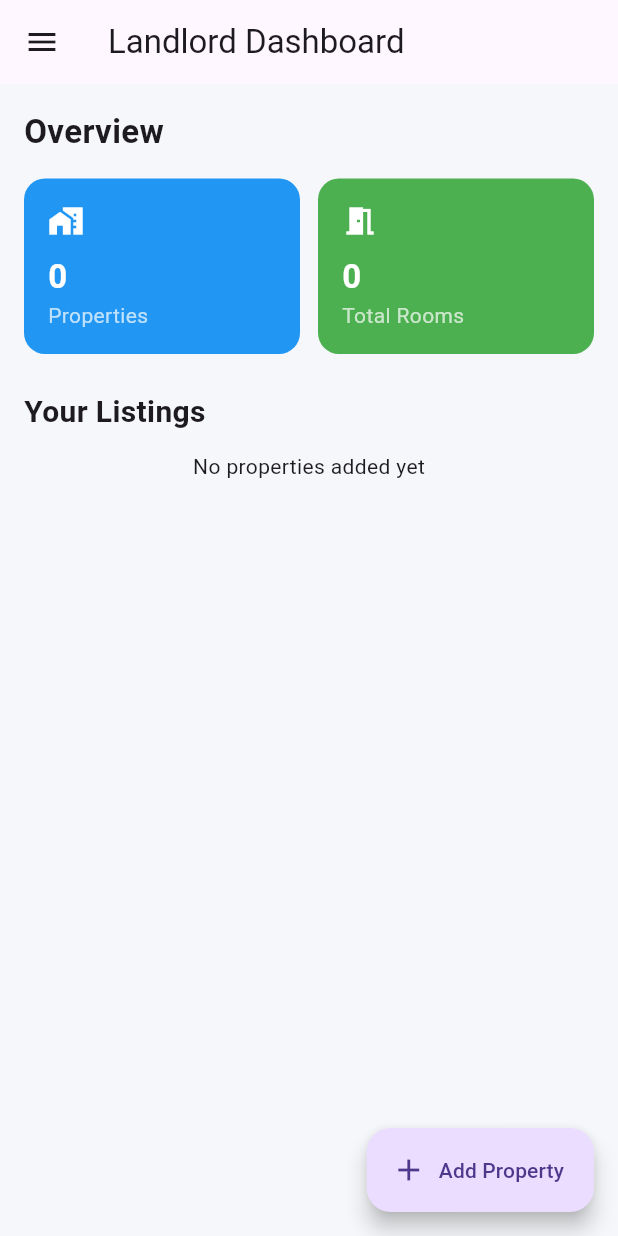
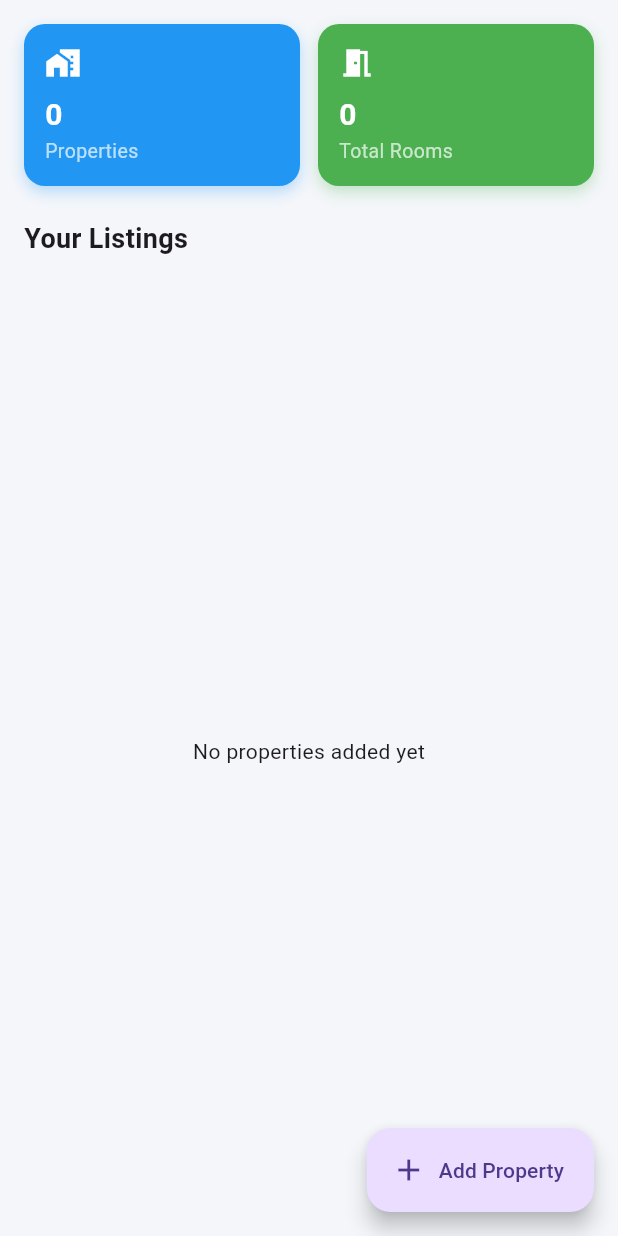
Before and after one commit to JANE-dot978/StudentsAccomodation, a Flutter app: the PropertyScreen screen opened directly, on a phone screen of 412 x 824 dp. Run offline on Flutter 3.47's test engine with Material 3 defaults, Android fonts, the phone set to English and light mode, and no system bars; our stand-ins replace carousel_slider, cloud_firestore, firebase_auth, firebase_core, image_picker; accounts and stored records are empty.

Commit message:
updated property screen and removed the side bar icon since the general dashboard already has it

```diff
--- a/lib/screens/landlord/property_screen.dart
+++ b/lib/screens/landlord/property_screen.dart
@@ -16,55 +16,23 @@ class PropertyScreen extends StatelessWidget {
     final user = authProvider.user;
 
     if (user == null) {
-      return const Scaffold(
-        body: Center(child: CircularProgressIndicator()),
-      );
+      return const Center(child: CircularProgressIndicator());
     }
 
     final landlordId = user.uid;
 
     return Scaffold(
-      backgroundColor: const Color(0xFFF5F7FA),
+      backgroundColor: const Color(0xFFF4F6FA),
 
-      // 🔹 APP BAR
-      appBar: AppBar(
-        title: const Text("Landlord Dashboard"),
-        elevation: 0,
-      ),
+      // ❌ NO drawer here
+      // ❌ NO appBar here (comes from dashboard)
 
-      // 🔹 SIDE BAR
-      drawer: Drawer(
-        child: Column(
-          children: [
-            UserAccountsDrawerHeader(
-              accountName: const Text("Landlord"),
-              accountEmail: Text(user.email ?? ""),
-              currentAccountPicture: const CircleAvatar(
-                child: Icon(Icons.person, size: 30),
-              ),
-            ),
-            _drawerItem(Icons.home, "My Properties", () {
-              Navigator.pop(context);
-            }),
-            _drawerItem(Icons.analytics, "Reports", () {}),
-            _drawerItem(Icons.book_online, "Bookings", () {}),
-            _drawerItem(Icons.settings, "Settings", () {}),
-            const Divider(),
-            _drawerItem(Icons.logout, "Logout", () {
-              authProvider.logout();
-            }),
-          ],
-        ),
-      ),
-
-      // 🔹 ADD PROPERTY BUTTON
       floatingActionButton: FloatingActionButton.extended(
         onPressed: () => Navigator.pushNamed(context, '/add-hostel'),
         icon: const Icon(Icons.add),
         label: const Text("Add Property"),
       ),
 
-      // 🔹 BODY
       body: StreamBuilder<List<HostelModel>>(
         stream: hostelProvider.getLandlordHostels(landlordId),
         builder: (context, snapshot) {
@@ -74,21 +42,13 @@ class PropertyScreen extends StatelessWidget {
 
           final hostels = snapshot.data!;
 
-          return SingleChildScrollView(
+          return CustomScrollView(
+            slivers: [
+              /// 🔹 DASHBOARD SUMMARY CARDS
+              SliverToBoxAdapter(
+                child: Padding(
                   padding: const EdgeInsets.all(16),
-            child: Column(
-              crossAxisAlignment: CrossAxisAlignment.start,
-              children: [
-
-                // 🔹 DASHBOARD TITLE
-                const Text(
-                  "Overview",
-                  style: TextStyle(fontSize: 22, fontWeight: FontWeight.bold),
-                ),
-                const SizedBox(height: 16),
-
-                // 🔹 SUMMARY CARDS
-                Row(
+                  child: Row(
                     children: [
                       Expanded(
                         child: _dashboardCard(
@@ -111,28 +71,35 @@ class PropertyScreen extends StatelessWidget {
                       ),
                     ],
                   ),
+                ),
+              ),
 
-                const SizedBox(height: 24),
+              /// 🔹 LIST TITLE
+              const SliverToBoxAdapter(
+                child: Padding(
+                  padding: EdgeInsets.symmetric(horizontal: 16, vertical: 6),
+                  child: Text(
+                    "Your Listings",
+                    style: TextStyle(
+                        fontSize: 18, fontWeight: FontWeight.bold),
+                  ),
+                ),
+              ),
 
-                // 🔹 PROPERTY SECTION TITLE
-                const Text(
-                  "Your Listings",
-                  style: TextStyle(fontSize: 20, fontWeight: FontWeight.bold),
-                ),
-                const SizedBox(height: 12),
-
-                // 🔹 PROPERTIES LIST
-                if (hostels.isEmpty)
-                  const Center(child: Text("No properties added yet"))
-                else
-                  ListView.builder(
-                    shrinkWrap: true,
-                    physics: const NeverScrollableScrollPhysics(),
-                    itemCount: hostels.length,
-                    itemBuilder: (context, index) {
+              /// 🔹 PROPERTIES LIST
+              hostels.isEmpty
+                  ? const SliverFillRemaining(
+                      child: Center(child: Text("No properties added yet")),
+                    )
+                  : SliverList(
+                      delegate: SliverChildBuilderDelegate(
+                        (context, index) {
                           final hostel = hostels[index];
 
-                      return StyledHostelCard(
+                          return Padding(
+                            padding:
+                                const EdgeInsets.symmetric(horizontal: 12),
+                            child: StyledHostelCard(
                               hostel: hostel,
                               onEdit: () {
                                 Navigator.pushNamed(
@@ -142,20 +109,44 @@ class PropertyScreen extends StatelessWidget {
                                 );
                               },
                               onDelete: () async {
-                          await hostelProvider.deleteHostel(hostel.id);
-                        },
-                      );
-                    },
+                                final confirm = await showDialog<bool>(
+                                  context: context,
+                                  builder: (_) => AlertDialog(
+                                    title: const Text('Delete Property'),
+                                    content: const Text(
+                                        'Are you sure you want to delete this property?'),
+                                    actions: [
+                                      TextButton(
+                                        onPressed: () =>
+                                            Navigator.pop(context, false),
+                                        child: const Text('Cancel'),
+                                      ),
+                                      TextButton(
+                                        onPressed: () =>
+                                            Navigator.pop(context, true),
+                                        child: const Text('Delete'),
                                       ),
                                     ],
                                   ),
+                                );
+
+                                if (confirm == true) {
+                                  await hostelProvider.deleteHostel(hostel.id);
+                                }
+                              },
+                            ),
+                          );
+                        },
+                        childCount: hostels.length,
+                      ),
+                    ),
+            ],
           );
         },
       ),
     );
   }
 
-  // 🔹 DASHBOARD CARD
   Widget _dashboardCard({
     required IconData icon,
     required String title,
@@ -163,33 +154,32 @@ class PropertyScreen extends StatelessWidget {
     required Color color,
   }) {
     return Container(
-      padding: const EdgeInsets.all(16),
+      padding: const EdgeInsets.all(14),
       decoration: BoxDecoration(
         color: color,
         borderRadius: BorderRadius.circular(14),
+        boxShadow: [
+          BoxShadow(
+            color: color.withOpacity(0.3),
+            blurRadius: 8,
+            offset: const Offset(0, 4),
+          ),
+        ],
       ),
       child: Column(
         crossAxisAlignment: CrossAxisAlignment.start,
         children: [
           Icon(icon, color: Colors.white),
-          const SizedBox(height: 10),
+          const SizedBox(height: 8),
           Text(value,
               style: const TextStyle(
-                  fontSize: 22,
+                  fontSize: 20,
                   fontWeight: FontWeight.bold,
                   color: Colors.white)),
-          Text(title, style: const TextStyle(color: Colors.white70)),
+          Text(title,
+              style: const TextStyle(fontSize: 13, color: Colors.white70)),
         ],
       ),
     );
   }
-
-  // 🔹 DRAWER ITEM
-  Widget _drawerItem(IconData icon, String title, VoidCallback onTap) {
-    return ListTile(
-      leading: Icon(icon),
-      title: Text(title),
-      onTap: onTap,
-    );
 }
-}
```
Also changed, not shown: lib/screens/landlord/landlord_dashboard.dart (+172 -90 lines), lib/screens/landlord/profile_screen.dart (added, +29 -0 lines), lib/screens/landlord/settings_screen.dart (added, +24 -0 lines), lib/widgets/stat_card.dart (+38 -16 lines). Lines whose indentation alone changed are shown as unchanged.
